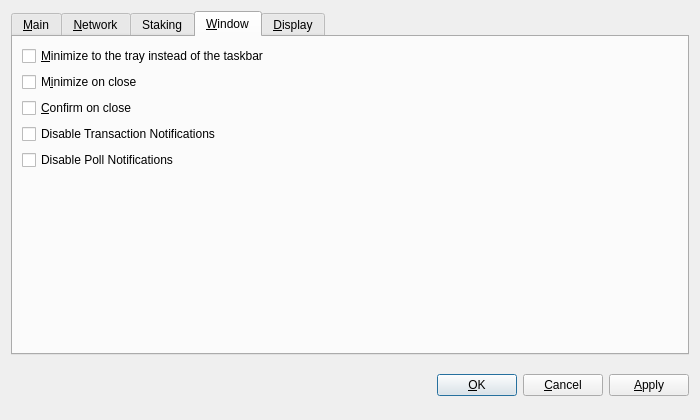
Old version of the form src/qt/forms/optionsdialog.ui in the repository gridcoin-community/Gridcoin-Research.
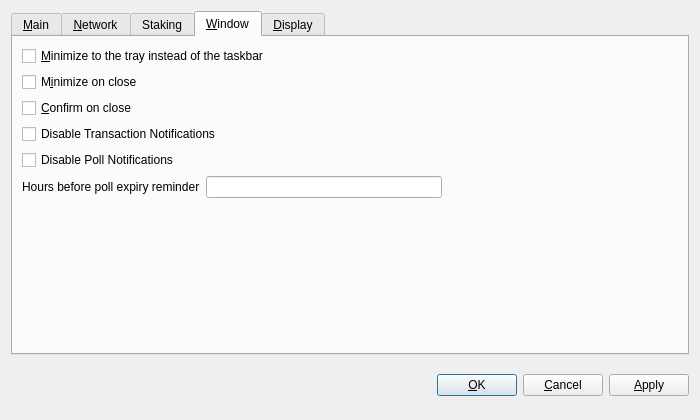
New version of the form. The open tabs and pages were chosen to show the change. Custom widgets are drawn as their Qt base class.

Commit message: Implement GUI machinery for poll expiry notification

What changed in the file:
```diff
--- a/src/qt/forms/optionsdialog.ui
+++ b/src/qt/forms/optionsdialog.ui
@@ -369,6 +369,37 @@
          </property>
         </widget>
        </item>
+       <item>
+        <layout class="QHBoxLayout" name="horizontalLayout">
+         <item>
+          <widget class="QLabel" name="pollExpireNotifyLabel">
+           <property name="text">
+            <string>Hours before poll expiry reminder</string>
+           </property>
+          </widget>
+         </item>
+         <item>
+          <widget class="QValidatedLineEdit" name="pollExpireNotifyLineEdit">
+           <property name="toolTip">
+            <string>Valid values are between 0.25 and 24.0 hours.</string>
+           </property>
+          </widget>
+         </item>
+         <item>
+          <spacer name="horizontalSpacer">
+           <property name="orientation">
+            <enum>Qt::Horizontal</enum>
+           </property>
+           <property name="sizeHint" stdset="0">
+            <size>
+             <width>80</width>
+             <height>20</height>
+            </size>
+           </property>
+          </spacer>
+         </item>
+        </layout>
+       </item>
        <item>
         <spacer name="verticalSpacer_Window">
          <property name="orientation">
```
Left out of the diff: 2 changed lines with no effect on the pictures. The commit also changes 8 other files.
